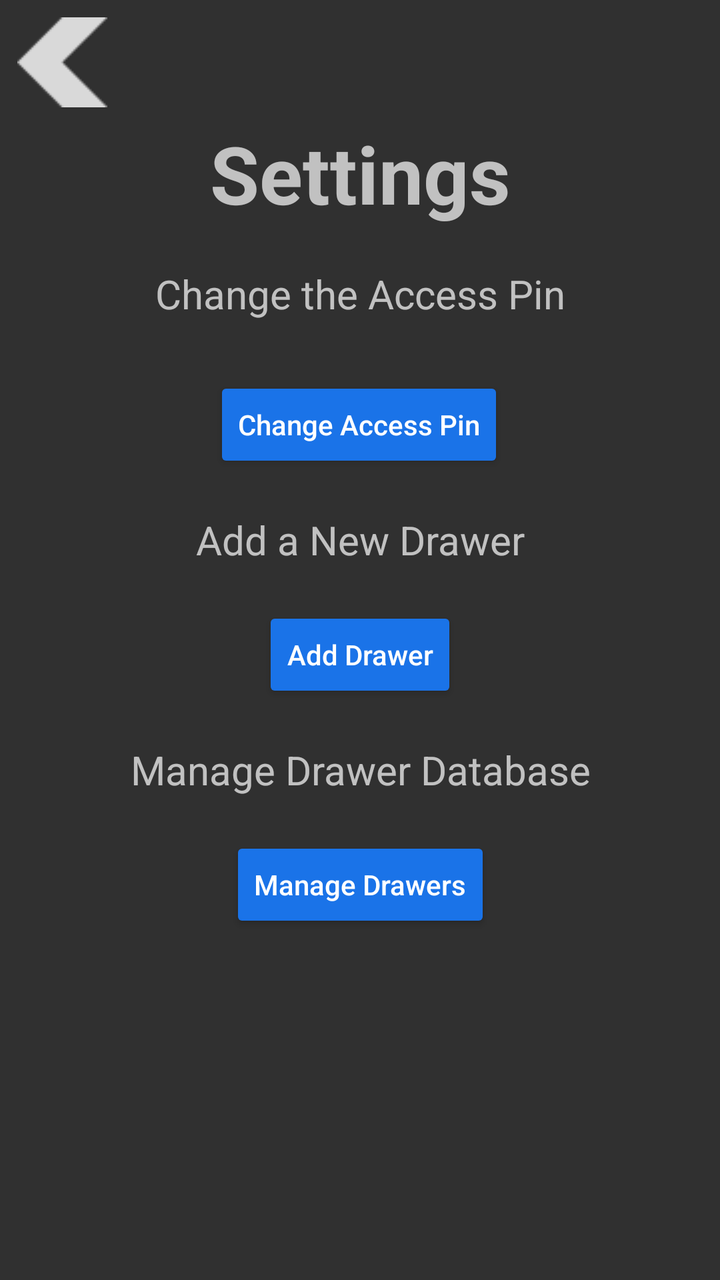
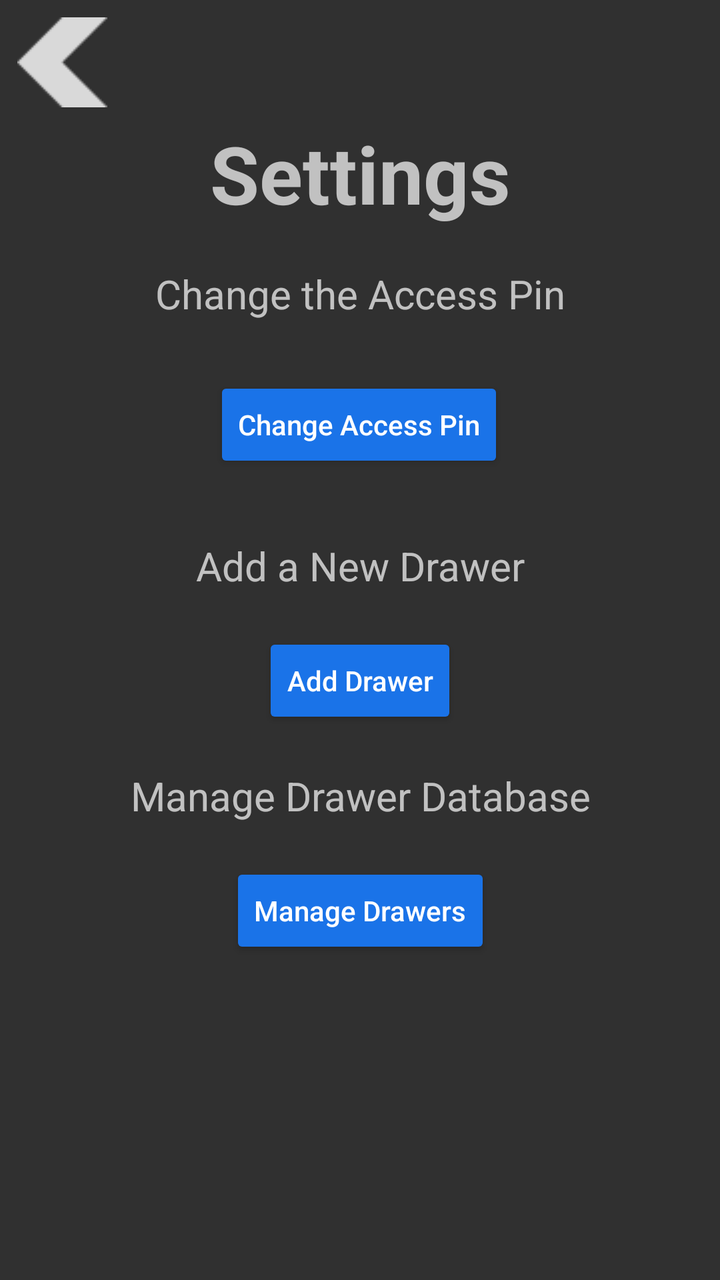

Before-and-after screenshots of an Android layout around one commit, followed by the original layout XML and the change that was made.
<!-- AndroidManifest.xml: activity theme Theme.AppCompat.NoActionBar -->
<!-- res/layout/activity_settings.xml -->
<?xml version="1.0" encoding="utf-8"?>
<androidx.constraintlayout.widget.ConstraintLayout xmlns:android="http://schemas.android.com/apk/res/android"
    xmlns:app="http://schemas.android.com/apk/res-auto"
    xmlns:tools="http://schemas.android.com/tools"
    android:id="@+id/settingsCL"
    android:layout_width="match_parent"
    android:layout_height="match_parent"
    tools:context=".SettingsActivity">

    <TextView
        android:id="@+id/settingsTitleTV"
        android:layout_width="wrap_content"
        android:layout_height="wrap_content"
        android:paddingTop="60dp"
        android:text="Settings"
        android:textSize="40sp"
        android:textStyle="bold"
        android:visibility="visible"
        app:layout_constraintLeft_toLeftOf="parent"
        app:layout_constraintRight_toRightOf="parent"
        app:layout_constraintTop_toTopOf="parent" />

    <ImageButton
        android:id="@+id/settingsReturnIB"
        android:layout_width="50dp"
        android:layout_height="50dp"
        android:layout_marginStart="6dp"
        android:layout_marginTop="6dp"
        android:background="@android:color/transparent"
        android:padding="10dp"
        app:layout_constraintStart_toStartOf="parent"
        app:layout_constraintTop_toTopOf="parent"
        app:srcCompat="@drawable/arrow" />

    <TextView
        android:id="@+id/settingsChangePinTV"
        android:layout_width="wrap_content"
        android:layout_height="wrap_content"
        android:gravity="center"
        android:padding="20dp"
        android:text="Change the Access Pin"
        android:textSize="20sp"
        android:visibility="visible"
        app:layout_constraintLeft_toLeftOf="parent"
        app:layout_constraintRight_toRightOf="parent"
        app:layout_constraintTop_toBottomOf="@+id/settingsTitleTV"
        app:layout_constraintVertical_chainStyle="spread_inside" />


    <Button
        android:id="@+id/settingsChangePinB"
        android:layout_width="wrap_content"
        android:layout_height="wrap_content"
        android:layout_marginTop="8dp"
        android:text="Change Access Pin"
        android:theme="@style/AppButtonTheme"
        android:visibility="visible"
        app:layout_constraintEnd_toEndOf="parent"
        app:layout_constraintHorizontal_bias="0.498"
        app:layout_constraintStart_toStartOf="parent"
        app:layout_constraintTop_toBottomOf="@+id/settingsChangePinTV" />


    <TextView
        android:id="@+id/settingsManageDrawersTV"
        android:layout_width="wrap_content"
        android:layout_height="wrap_content"
        android:gravity="center"
        android:padding="20dp"
        android:text="Manage Drawer Database"
        android:textSize="20sp"
        android:visibility="visible"
        app:layout_constraintEnd_toEndOf="parent"
        app:layout_constraintStart_toStartOf="parent"
        app:layout_constraintTop_toBottomOf="@+id/settingsAddDrawB" />

    <Button
        android:id="@+id/settingsManageDrawersB"
        android:layout_width="wrap_content"
        android:layout_height="wrap_content"
        android:text="Manage Drawers"
        android:theme="@style/AppButtonTheme"
        android:visibility="visible"
        app:layout_constraintEnd_toEndOf="parent"
        app:layout_constraintStart_toStartOf="parent"
        app:layout_constraintTop_toBottomOf="@+id/settingsManageDrawersTV" />

    <TextView
        android:id="@+id/settingsAddDrawTV"
        android:layout_width="wrap_content"
        android:layout_height="wrap_content"
        android:gravity="center"
        android:padding="20dp"
        android:text="Add a New Drawer"
        android:textSize="20sp"
        android:visibility="visible"
        app:layout_constraintEnd_toEndOf="parent"
        app:layout_constraintStart_toStartOf="parent"
        app:layout_constraintTop_toBottomOf="@+id/settingsChangePinB" />

    <Button
        android:id="@+id/settingsAddDrawB"
        android:layout_width="wrap_content"
        android:layout_height="wrap_content"
        android:text="Add Drawer"
        android:theme="@style/AppButtonTheme"
        android:visibility="visible"
        app:layout_constraintEnd_toEndOf="parent"
        app:layout_constraintStart_toStartOf="parent"
        app:layout_constraintTop_toBottomOf="@+id/settingsAddDrawTV" />

    <EditText
        android:id="@+id/settingsEnterPin1ET"
        android:layout_width="wrap_content"
        android:layout_height="wrap_content"
        android:layout_marginTop="15dp"
        android:ems="10"
        android:gravity="center"
        android:hint="Enter Pin..."
        android:inputType="numberPassword"
        android:maxLength="4"
        android:textColor="@color/white"
        android:textColorHint="@color/white"
        android:textSize="25sp"
        android:visibility="gone"
        app:layout_constraintEnd_toEndOf="parent"
        app:layout_constraintStart_toStartOf="parent"
        app:layout_constraintTop_toBottomOf="@+id/settingsChangePinB" />

    <EditText
        android:id="@+id/settingsEnterPin2ET"
        android:layout_width="wrap_content"
        android:layout_height="wrap_content"
        android:layout_marginTop="15dp"
        android:ems="10"
        android:gravity="center"
        android:hint="Enter Pin..."
        android:inputType="numberPassword"
        android:maxLength="4"
        android:textColor="@color/white"
        android:textColorHint="@color/white"
        android:textSize="25sp"
        android:visibility="gone"
        app:layout_constraintEnd_toEndOf="parent"
        app:layout_constraintStart_toStartOf="parent"
        app:layout_constraintTop_toBottomOf="@+id/settingsEnterPin1ET" />

    <EditText
        android:id="@+id/settingsEnterNameET"
        android:layout_width="wrap_content"
        android:layout_height="wrap_content"
        android:layout_marginTop="52dp"
        android:ems="10"
        android:gravity="center"
        android:hint="Enter Name..."
        android:inputType="text"
        android:maxLength="25"
        android:textColor="@color/white"
        android:textColorHint="@color/white"
        android:textSize="25sp"
        android:visibility="gone"
        app:layout_constraintEnd_toEndOf="parent"
        app:layout_constraintStart_toStartOf="parent"
        app:layout_constraintTop_toBottomOf="@+id/settingsTitleTV" />


</androidx.constraintlayout.widget.ConstraintLayout>
<!-- resources referenced by this layout -->
<resources>
  <color name="white">#FFFFFFFF</color>
  <!-- drawable arrow: png bitmap (drawable, 971 bytes) -->
  <style name="AppButtonTheme" parent="Widget.AppCompat.Button.Colored">
      <item name="colorButtonNormal">#1A73E8</item>
      <item name="android:textAllCaps">false</item>
    </style>
</resources>

<!-- the commit's change to res/layout/activity_settings.xml (unified diff, before → after) -->
@@ -89,6 +89,7 @@
         android:id="@+id/settingsAddDrawTV"
         android:layout_width="wrap_content"
         android:layout_height="wrap_content"
+        android:layout_marginTop="136dp"
         android:gravity="center"
         android:padding="20dp"
         android:text="Add a New Drawer"
@@ -96,7 +97,7 @@
         android:visibility="visible"
         app:layout_constraintEnd_toEndOf="parent"
         app:layout_constraintStart_toStartOf="parent"
-        app:layout_constraintTop_toBottomOf="@+id/settingsChangePinB" />
+        app:layout_constraintTop_toBottomOf="@+id/settingsTitleTV" />
 
     <Button
         android:id="@+id/settingsAddDrawB"
@@ -164,4 +165,32 @@
         app:layout_constraintTop_toBottomOf="@+id/settingsTitleTV" />
 
 
+    <Spinner
+        android:id="@+id/settings_anchors_spinner"
+        style="@style/Widget.AppCompat.Spinner.Underlined"
+        android:layout_width="340dp"
+        android:layout_height="107dp"
+        android:backgroundTint="@color/white"
+        android:spinnerMode="dialog"
+        android:visibility="gone"
+        app:layout_constraintEnd_toEndOf="parent"
+        app:layout_constraintStart_toStartOf="parent"
+        app:layout_constraintTop_toBottomOf="@+id/settingsTitleTV" />
+
+
+    <Button
+        android:id="@+id/settingsClearAllB"
+        android:layout_width="wrap_content"
+        android:layout_height="wrap_content"
+        android:layout_marginTop="16dp"
+        android:text="Delete All"
+        android:theme="@style/AppButtonTheme"
+        android:visibility="gone"
+        app:backgroundTint="@android:color/holo_red_light"
+        app:layout_constraintEnd_toEndOf="parent"
+        app:layout_constraintHorizontal_bias="0.498"
+        app:layout_constraintStart_toStartOf="parent"
+        app:layout_constraintTop_toBottomOf="@+id/settings_anchors_spinner" />
+
+
 </androidx.constraintlayout.widget.ConstraintLayout>
